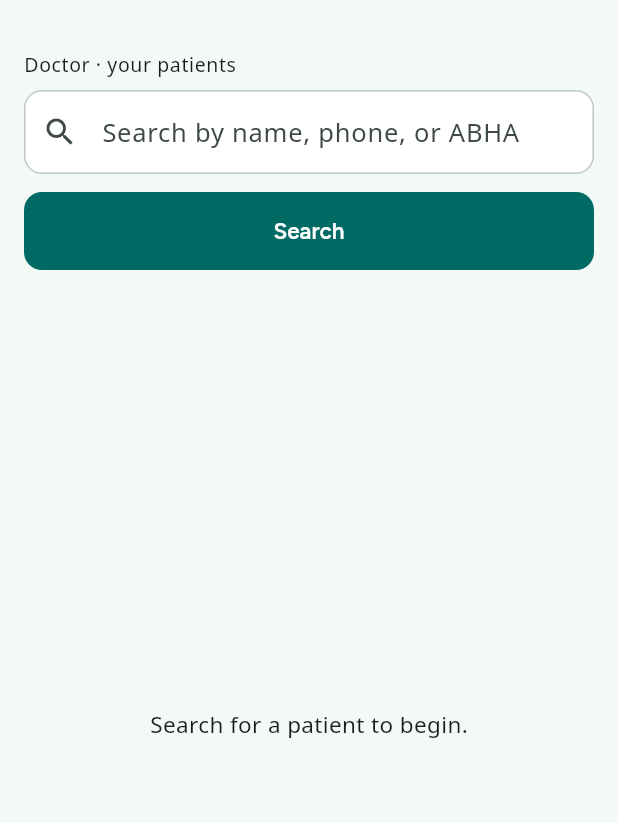
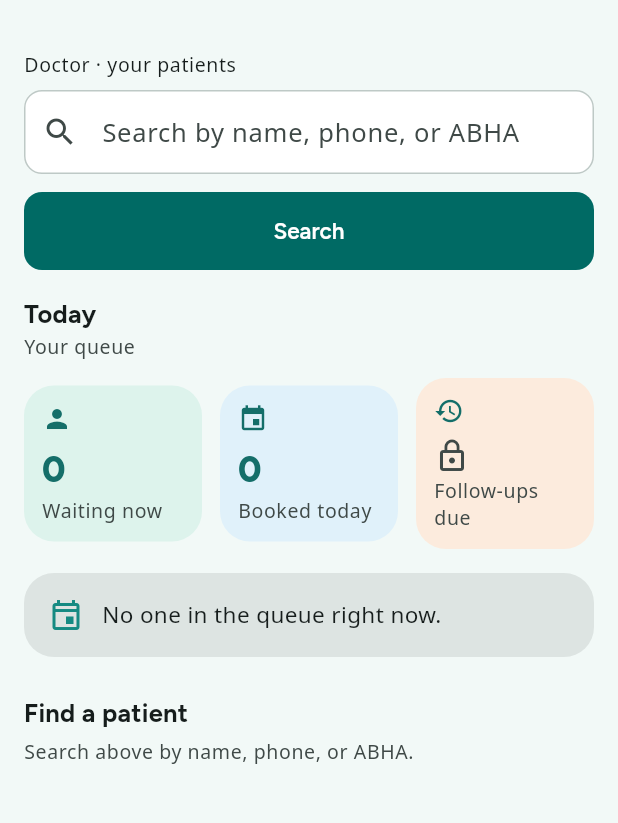
Before and after one commit to MoDataEngineer/carebridge, a Flutter app: the DoctorWorkspaceScreen screen opened directly with empty values, on a phone screen of 412 x 824 dp, the part 57-880 px from its top. Run offline on Flutter 3.47's test engine with Material 3 defaults, Android fonts, the phone set to English and light mode, and no system bars; our stand-ins replace file_picker, flutter_dotenv, flutter_riverpod, go_router, google_fonts, image_picker and 5 more; missing offline and left inert: dart:js_interop, dart:ui_web, mobile_scanner, pdfx; accounts and stored records are empty; network calls fail.

Commit message:
feat: today-first doctor dashboard (Waiting/Booked/Follow-ups + next patient)
Doctor workspace landing now opens on an at-a-glance "Today" view instead of
a bare "Search for a patient" prompt: three StatCards (Waiting now / Booked
today / Follow-ups due) plus a next-patient hero card, above the search.

- New reusable StatCard widget (also feeds the planned wearables adherence view).
- New DoctorDashboard reuses the existing queue + follow-up repositories — no
  new backend; RLS still scopes every row per DoctorScope. Degrades to an empty
  day if the queue RPC is unavailable.
- Follow-ups card is lock-gated for free-tier clinics (Section 9).
- Next-patient "Open record" hands the name to the scoped search (queue RPC
  returns names, not ids); a single match opens + audit-logs the record.
- Glyphs chosen from the project's confirmed-rendering set (person/event/history/
  event_outlined) to avoid the known blank-glyph icons. Verified live.

Co-Authored-By: Claude Opus 4.8 <noreply@anthropic.com>

```diff
--- /dev/null
+++ b/app/lib/features/doctor/doctor_dashboard.dart
@@ -0,0 +1,253 @@
+import 'package:flutter/material.dart';
+import 'package:flutter_riverpod/flutter_riverpod.dart';
+
+import '../../core/theme/design_tokens.dart';
+import '../../shared/models/enums.dart';
+import '../../shared/widgets/pills_loader.dart';
+import '../../shared/widgets/stat_card.dart';
+import 'doctor_models.dart';
+import 'paid_tools_repository.dart';
+import 'queue_repository.dart';
+
+/// Today-first doctor landing (prototype "Dr. …" screen). Surfaces the day at a
+/// glance — who's waiting now, how many are booked today, follow-ups due — plus
+/// the next patient to call, above the patient search. It reuses the existing
+/// queue + follow-up repositories; it introduces no new backend and never
+/// decides visibility itself (RLS scopes every row per [DoctorScope]).
+///
+/// The stat/next-patient cards don't deep-link by id (the queue RPC returns
+/// names, not patient ids) — tapping "Open" hands the name back to the search
+/// box via [onOpenByName], which the workspace already knows how to resolve.
+class DoctorDashboard extends ConsumerStatefulWidget {
+  const DoctorDashboard({
+    super.key,
+    required this.scope,
+    required this.onOpenByName,
+  });
+
+  final DoctorScope scope;
+  final void Function(String name) onOpenByName;
+
+  @override
+  ConsumerState<DoctorDashboard> createState() => _DoctorDashboardState();
+}
+
+class _DoctorDashboardState extends ConsumerState<DoctorDashboard> {
+  List<QueueEntry> _queue = const [];
+  int? _followUpsDue; // null when free tier or unavailable
+  bool _loading = true;
+
+  @override
+  void initState() {
+    super.initState();
+    _load();
+  }
+
+  Future<void> _load() async {
+    List<QueueEntry> queue = const [];
+    int? followUps;
+    try {
+      queue = await ref.read(queueRepositoryProvider).liveQueue();
+    } catch (_) {
+      // Queue repo/RPC unavailable (e.g. not deployed, or no Supabase in a
+      // widget test) — degrade to an empty day.
+    }
+    if (widget.scope.paid) {
+      try {
+        followUps = (await ref.read(paidToolsRepositoryProvider).followUps()).length;
+      } catch (_) {
+        followUps = null;
+      }
+    }
+    if (!mounted) return;
+    setState(() {
+      _queue = queue;
+      _followUpsDue = followUps;
+      _loading = false;
+    });
+  }
+
+  bool _isToday(DateTime t) {
+    final now = DateTime.now();
+    return t.year == now.year && t.month == now.month && t.day == now.day;
+  }
+
+  List<QueueEntry> get _today =>
+      [for (final e in _queue) if (_isToday(e.scheduledTime)) e];
+
+  int get _waitingNow =>
+      _today.where((e) => e.status == 'waiting').length;
+
+  /// The next patient to see: the lowest-token waiting entry, else the soonest
+  /// still-upcoming scheduled one.
+  QueueEntry? get _nextPatient {
+    final waiting = [for (final e in _today) if (e.status == 'waiting') e]
+      ..sort((a, b) =>
+          (a.queuePosition ?? 1 << 30).compareTo(b.queuePosition ?? 1 << 30));
+    if (waiting.isNotEmpty) return waiting.first;
+    final scheduled = [
+      for (final e in _today)
+        if (e.status == 'scheduled') e
+    ]..sort((a, b) => a.scheduledTime.compareTo(b.scheduledTime));
+    return scheduled.isEmpty ? null : scheduled.first;
+  }
+
+  @override
+  Widget build(BuildContext context) {
+    if (_loading) return const Center(child: PillsLoader());
+
+    final text = Theme.of(context).textTheme;
+    final adminWide = widget.scope.role == ActiveRole.admin;
+
+    return RefreshIndicator(
+      onRefresh: _load,
+      child: ListView(
+        children: [
+          Text('Today', style: text.titleMedium?.copyWith(fontWeight: FontWeight.w700)),
+          Text(
+            adminWide ? 'Across all doctors in the clinic' : 'Your queue',
+            style: text.bodySmall
+                ?.copyWith(color: Theme.of(context).colorScheme.onSurfaceVariant),
+          ),
+          const SizedBox(height: AppSpacing.md),
+          Row(
+            children: [
+              Expanded(
+                child: StatCard(
+                  value: '$_waitingNow',
+                  label: 'Waiting now',
+                  icon: Icons.person,
+                  tint: AppColors.tintMint,
+                ),
+              ),
+              const SizedBox(width: AppSpacing.md),
+              Expanded(
+                child: StatCard(
+                  value: '${_today.length}',
+                  label: 'Booked today',
+                  icon: Icons.event,
+                  tint: AppColors.tintSky,
+                ),
+              ),
+              const SizedBox(width: AppSpacing.md),
+              Expanded(
+                child: StatCard(
+                  value: '${_followUpsDue ?? 0}',
+                  label: 'Follow-ups due',
+                  icon: Icons.history,
+                  tint: AppColors.tintPeach,
+                  // Free-tier follow-up tracker is a Pro feature (Section 9).
+                  locked: !widget.scope.paid,
+                ),
+              ),
+            ],
+          ),
+          const SizedBox(height: AppSpacing.lg),
+          _NextPatientCard(
+            next: _nextPatient,
+            onOpen: widget.onOpenByName,
+          ),
+          const SizedBox(height: AppSpacing.xl),
+          Text('Find a patient',
+              style: text.titleMedium?.copyWith(fontWeight: FontWeight.w700)),
+          const SizedBox(height: AppSpacing.xs),
+          Text(
+            'Search above by name, phone, or ABHA.',
+            style: text.bodySmall
+                ?.copyWith(color: Theme.of(context).colorScheme.onSurfaceVariant),
+          ),
+        ],
+      ),
+    );
+  }
+}
+
+class _NextPatientCard extends StatelessWidget {
+  const _NextPatientCard({required this.next, required this.onOpen});
+
+  final QueueEntry? next;
+  final void Function(String name) onOpen;
+
+  String _time(DateTime t) {
+    final h = t.hour == 0 ? 12 : (t.hour > 12 ? t.hour - 12 : t.hour);
+    final m = t.minute.toString().padLeft(2, '0');
+    return '$h:$m ${t.hour < 12 ? 'AM' : 'PM'}';
+  }
+
+  @override
+  Widget build(BuildContext context) {
+    final text = Theme.of(context).textTheme;
+
+    if (next == null) {
+      return Container(
+        padding: const EdgeInsets.all(AppSpacing.lg),
+        decoration: BoxDecoration(
+          color: Theme.of(context).colorScheme.surfaceContainerHighest,
+          borderRadius: AppRadii.rCard,
+        ),
+        child: Row(
+          children: [
+            const Icon(Icons.event_outlined, color: AppColors.brand600),
+            const SizedBox(width: AppSpacing.md),
+            Expanded(
+              child: Text('No one in the queue right now.',
+                  style: text.bodyMedium),
+            ),
+          ],
+        ),
+      );
+    }
+
+    final e = next!;
+    final waiting = e.status == 'waiting';
+    return Container(
+      padding: const EdgeInsets.all(AppSpacing.lg),
+      decoration: BoxDecoration(
+        borderRadius: AppRadii.rCard,
+        gradient: const LinearGradient(
+          begin: Alignment.topLeft,
+          end: Alignment.bottomRight,
+          colors: [AppColors.brand600, AppColors.brand800],
+        ),
+        boxShadow: [
+          BoxShadow(
+            color: AppColors.brand700.withValues(alpha: 0.35),
+            blurRadius: 20,
+            offset: const Offset(0, 10),
+          ),
+        ],
+      ),
+      child: Column(
+        crossAxisAlignment: CrossAxisAlignment.start,
+        children: [
+          Text(waiting ? 'NEXT TO SEE' : 'NEXT APPOINTMENT',
+              style: text.labelSmall
+                  ?.copyWith(color: Colors.white70, letterSpacing: 1)),
+          const SizedBox(height: 6),
+          Text(e.patientName,
+              style: text.titleLarge
+                  ?.copyWith(color: Colors.white, fontWeight: FontWeight.w700)),
+          const SizedBox(height: 4),
+          Text(
+            [
+              _time(e.scheduledTime),
+              if (waiting && e.queuePosition != null) 'token #${e.queuePosition}',
+              if (e.doctorName.isNotEmpty) e.doctorName,
+            ].join(' · '),
+            style: text.bodySmall?.copyWith(color: Colors.white70),
+          ),
+          const SizedBox(height: AppSpacing.md),
+          FilledButton(
+            onPressed: () => onOpen(e.patientName),
+            style: FilledButton.styleFrom(
+              backgroundColor: Colors.white,
+              foregroundColor: AppColors.brand700,
+              minimumSize: const Size(140, 44),
+            ),
+            child: const Text('Open record'),
+          ),
+        ],
+      ),
+    );
+  }
+}
--- a/app/lib/features/doctor/doctor_workspace_screen.dart
+++ b/app/lib/features/doctor/doctor_workspace_screen.dart
@@ -9,6 +9,7 @@ import '../diagnostics/test_orders_view.dart';
 import '../summary/summary_tab.dart';
 import 'access_flow_dialogs.dart';
 import 'add_visit_form.dart';
+import 'doctor_dashboard.dart';
 import 'doctor_models.dart';
 import 'doctor_repository.dart';
 import 'history_tab.dart';
@@ -39,6 +40,27 @@ class _DoctorWorkspaceScreenState extends ConsumerState<DoctorWorkspaceScreen> {
       _selected = null;
       _results = ref.read(doctorRepositoryProvider).searchPatients(_query.text);
     });
+  }
+
+  /// From the dashboard's next-patient/queue cards: the queue RPC gives us a
+  /// name, not an id — so prefill the search box and run a scoped search rather
+  /// than deep-linking. If it resolves to exactly one patient, open them.
+  Future<void> _openByName(String name) async {
+    _query.text = name;
+    final future = ref.read(doctorRepositoryProvider).searchPatients(name);
+    setState(() {
+      _selected = null;
+      _results = future;
+    });
+    final matches = await future;
+    if (!mounted) return;
+    if (matches.length == 1) {
+      setState(() => _selected = matches.first);
+      ref
+          .read(doctorRepositoryProvider)
+          .logView(matches.first.id, 'patient record opened (queue)')
+          .catchError((_) {});
+    }
   }
 
   /// After a consent code is redeemed we already know the patient id — open
@@ -134,7 +156,7 @@ class _DoctorWorkspaceScreenState extends ConsumerState<DoctorWorkspaceScreen> {
         const SizedBox(height: 16),
         Expanded(
           child: _results == null
-              ? const Center(child: Text('Search for a patient to begin.'))
+              ? DoctorDashboard(scope: widget.scope, onOpenByName: _openByName)
               : FutureBuilder<List<PatientSearchResult>>(
                   future: _results,
                   builder: (context, snap) {
--- /dev/null
+++ b/app/lib/shared/widgets/stat_card.dart
@@ -0,0 +1,83 @@
+import 'package:flutter/material.dart';
+
+import '../../core/theme/design_tokens.dart';
+
+/// A compact "big number + label" tile for at-a-glance dashboards — the
+/// today-first doctor landing (Waiting / Today / Follow-ups) and, later, the
+/// wearables adherence view. Pure presentation: it holds no data source, so any
+/// screen can drop it into a Row/Grid and feed it a value.
+///
+/// Tinted like the patient Home feature tiles (soft fill, brand-teal number) so
+/// the two dashboards read as one product.
+class StatCard extends StatelessWidget {
+  const StatCard({
+    super.key,
+    required this.value,
+    required this.label,
+    required this.icon,
+    required this.tint,
+    this.onTap,
+    this.locked = false,
+  });
+
+  /// The headline number/text (e.g. "3", "—").
+  final String value;
+
+  /// The caption under the number (e.g. "Waiting now").
+  final String label;
+
+  final IconData icon;
+
+  /// Soft background fill (one of the AppColors.tint* family).
+  final Color tint;
+
+  final VoidCallback? onTap;
+
+  /// When true the number is replaced by a lock glyph (e.g. a paid-tier card a
+  /// free clinic can't populate) and the tile dims slightly.
+  final bool locked;
+
+  @override
+  Widget build(BuildContext context) {
+    final text = Theme.of(context).textTheme;
+    final scheme = Theme.of(context).colorScheme;
+
+    return Material(
+      color: tint,
+      borderRadius: AppRadii.rCard,
+      child: InkWell(
+        borderRadius: AppRadii.rCard,
+        onTap: onTap,
+        child: Padding(
+          padding: const EdgeInsets.all(AppSpacing.md),
+          child: Column(
+            crossAxisAlignment: CrossAxisAlignment.start,
+            mainAxisSize: MainAxisSize.min,
+            children: [
+              Icon(icon, size: 20, color: AppColors.brand700),
+              const SizedBox(height: AppSpacing.sm),
+              locked
+                  ? Icon(Icons.lock_outline,
+                      size: 24, color: scheme.onSurfaceVariant)
+                  : Text(
+                      value,
+                      style: text.headlineSmall?.copyWith(
+                        fontWeight: FontWeight.w800,
+                        color: AppColors.brand700,
+                      ),
+                    ),
+              const SizedBox(height: 2),
+              Text(
+                label,
+                maxLines: 2,
+                overflow: TextOverflow.ellipsis,
+                style: text.bodySmall
+                    ?.copyWith(color: scheme.onSurfaceVariant),
+              ),
+            ],
+          ),
+        ),
+      ),
+    );
+  }
+}
```
